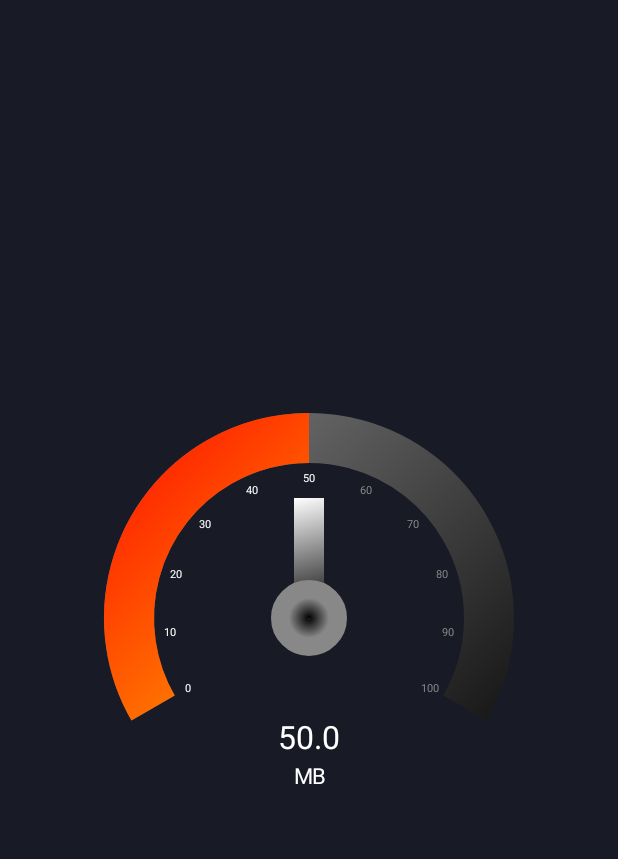
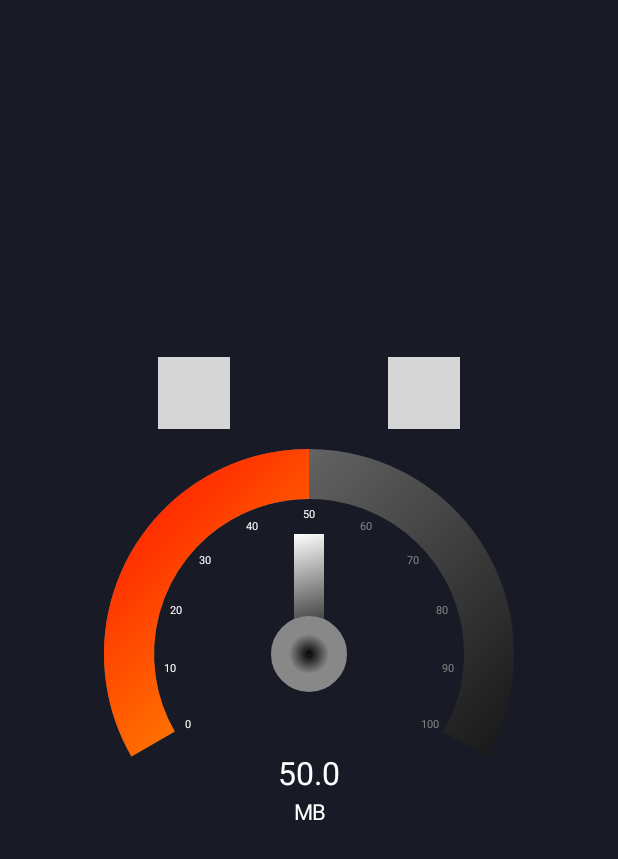
Before and after one commit to waqas028/Internet-Speed-Test-CMP, an Android app built with Jetpack Compose: the TestScreen screen opened through its navigation route, on a phone screen of 412 x 824 dp. Shown: the top 859 px of the screen. Run offline under Robolectric (Android 15) with nearby library versions, the phone set to English and light mode, and no system bars; our stand-ins replace Compose Multiplatform resources; libraries missing offline, so code that uses them is left out: io.github.alexzhirkevich.compottie; 5 statements that could not run were skipped; grey boxes are pictures that could not be loaded.

```diff
--- /dev/null
+++ b/composeApp/src/commonMain/composeResources/drawable/arrow_down_circle.xml
@@ -0,0 +1,25 @@
+<vector xmlns:android="http://schemas.android.com/apk/res/android"
+    android:width="800dp"
+    android:height="800dp"
+    android:viewportWidth="24"
+    android:viewportHeight="24">
+  <path
+      android:pathData="M21,12C21,16.971 16.971,21 12,21C7.029,21 3,16.971 3,12C3,7.029 7.029,3 12,3C16.971,3 21,7.029 21,12Z"
+      android:strokeWidth="2"
+      android:fillColor="#00000000"
+      android:strokeColor="#323232"/>
+  <path
+      android:pathData="M12,16L12,8"
+      android:strokeLineJoin="round"
+      android:strokeWidth="2"
+      android:fillColor="#00000000"
+      android:strokeColor="#323232"
+      android:strokeLineCap="round"/>
+  <path
+      android:pathData="M9,13L11.913,15.913V15.913C11.961,15.961 12.039,15.961 12.087,15.913V15.913L15,13"
+      android:strokeLineJoin="round"
+      android:strokeWidth="2"
+      android:fillColor="#00000000"
+      android:strokeColor="#323232"
+      android:strokeLineCap="round"/>
+</vector>
--- /dev/null
+++ b/composeApp/src/commonMain/composeResources/drawable/arrow_up_circle.xml
@@ -0,0 +1,25 @@
+<vector xmlns:android="http://schemas.android.com/apk/res/android"
+    android:width="800dp"
+    android:height="800dp"
+    android:viewportWidth="24"
+    android:viewportHeight="24">
+  <path
+      android:pathData="M21,12C21,16.971 16.971,21 12,21C7.029,21 3,16.971 3,12C3,7.029 7.029,3 12,3C16.971,3 21,7.029 21,12Z"
+      android:strokeWidth="2"
+      android:fillColor="#00000000"
+      android:strokeColor="#323232"/>
+  <path
+      android:pathData="M12,8L12,16"
+      android:strokeLineJoin="round"
+      android:strokeWidth="2"
+      android:fillColor="#00000000"
+      android:strokeColor="#323232"
+      android:strokeLineCap="round"/>
+  <path
+      android:pathData="M15,11L12.087,8.087V8.087C12.039,8.039 11.961,8.039 11.913,8.087V8.087L9,11"
+      android:strokeLineJoin="round"
+      android:strokeWidth="2"
+      android:fillColor="#00000000"
+      android:strokeColor="#323232"
+      android:strokeLineCap="round"/>
+</vector>
--- a/composeApp/src/commonMain/kotlin/com/farimarwat/speedtest/presentation/ui/TestScreen.kt
+++ b/composeApp/src/commonMain/kotlin/com/farimarwat/speedtest/presentation/ui/TestScreen.kt
@@ -1,8 +1,12 @@
 package com.farimarwat.speedtest.presentation.ui
 
 import androidx.compose.foundation.background
+import androidx.compose.foundation.layout.Arrangement
 import androidx.compose.foundation.layout.Box
+import androidx.compose.foundation.layout.Column
+import androidx.compose.foundation.layout.Row
 import androidx.compose.foundation.layout.fillMaxSize
+import androidx.compose.foundation.layout.fillMaxWidth
 import androidx.compose.foundation.layout.size
 import androidx.compose.material3.MaterialTheme
 import androidx.compose.runtime.Composable
@@ -11,9 +15,14 @@ import androidx.compose.ui.Modifier
 import androidx.compose.ui.graphics.Color
 import androidx.compose.ui.unit.dp
 import androidx.navigation.NavHostController
+import com.farimarwat.speedtest.presentation.component.SpeedItem
 import com.farimarwat.speedtest.presentation.component.SpeedMeter
 import com.farimarwat.speedtest.presentation.viewmodel.TestViewModel
+import org.jetbrains.compose.resources.painterResource
 import org.koin.compose.viewmodel.koinViewModel
+import speedtest.composeapp.generated.resources.Res
+import speedtest.composeapp.generated.resources.arrow_down_circle
+import speedtest.composeapp.generated.resources.arrow_up_circle
 
 @Composable
 fun TestScreen(
@@ -26,6 +35,31 @@ fun TestScreen(
             .background(MaterialTheme.colorScheme.background),
         contentAlignment = Alignment.Center
     ){
+        Column(
+            modifier = Modifier
+                .fillMaxWidth(),
+            horizontalAlignment = Alignment.CenterHorizontally
+        ) {
+            Row (
+                modifier = Modifier
+                    .fillMaxWidth(),
+                horizontalArrangement = Arrangement.SpaceEvenly
+            ){
+                SpeedItem(
+                    label = "Download",
+                    isCompleted = true,
+                    speed = 50f,
+                    icon = painterResource(Res.drawable.arrow_down_circle),
+                    iconColor = MaterialTheme.colorScheme.secondary
+                )
+                SpeedItem(
+                    label = "Upload",
+                    isCompleted = false,
+                    speed = 90f,
+                    icon = painterResource(Res.drawable.arrow_up_circle),
+                    iconColor = MaterialTheme.colorScheme.tertiary
+                )
+            }
             SpeedMeter(
                 modifier = Modifier.size(300.dp),
                 backgroundColor = MaterialTheme.colorScheme.background,
@@ -40,3 +74,4 @@ fun TestScreen(
             )
         }
     }
+}
```
Also changed, not shown: composeApp/src/commonMain/kotlin/com/farimarwat/speedtest/presentation/component/SpeedItem.kt (added, +64 -0 lines). Lines whose indentation alone changed are shown as unchanged.
